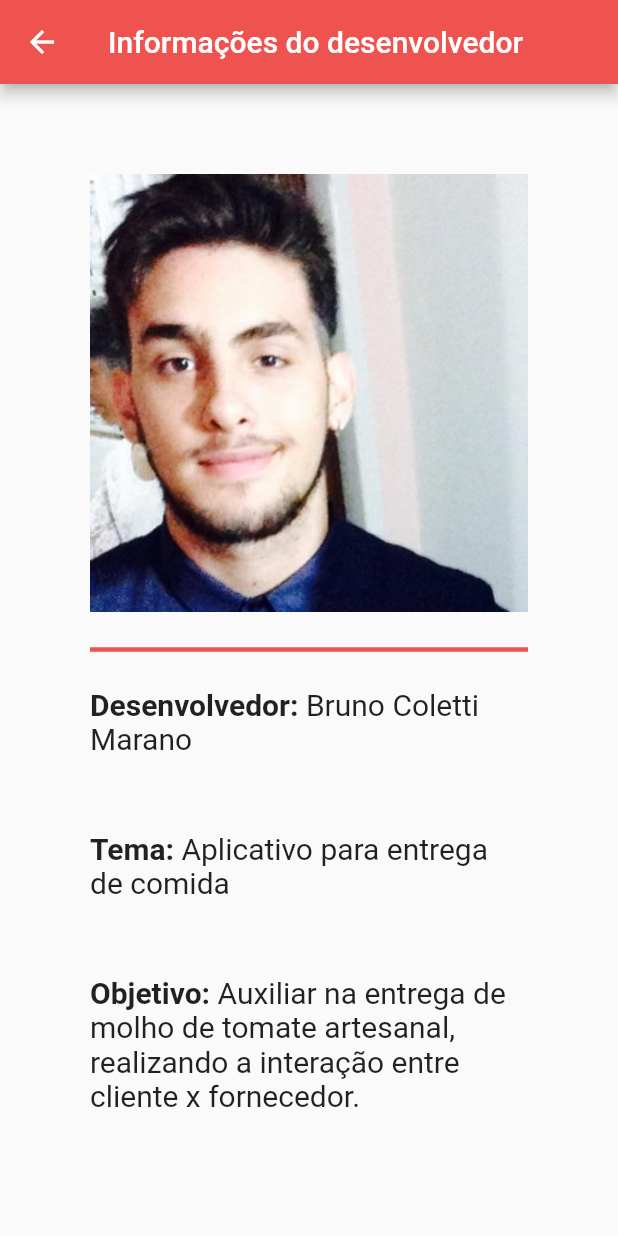
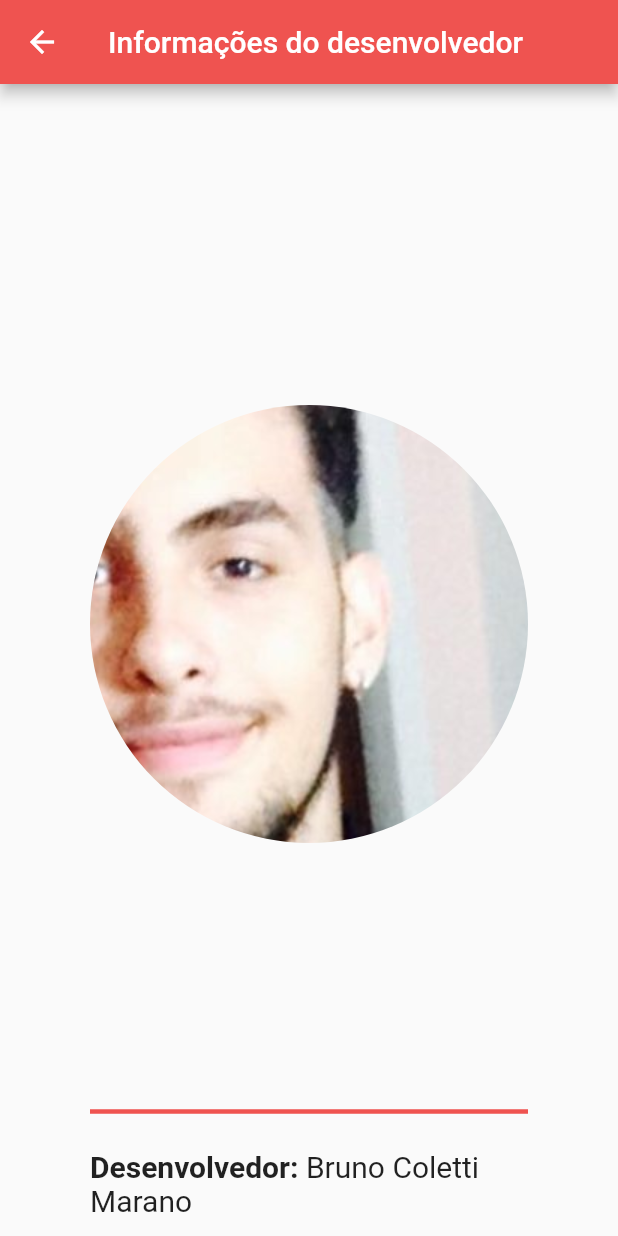
Before and after one commit to Bcol3/provaDispMoveis, a Flutter app: the Info screen opened by its route, on a phone screen of 412 x 824 dp. Run offline on Flutter 3.47's test engine with Material 2 defaults, Android fonts, the phone set to English and light mode, and no system bars.

Commit message:
Segundo commit

```diff
--- a/lib/main.dart
+++ b/lib/main.dart
@@ -57,7 +57,24 @@ class _LoginState extends State<Login> {
           child: Column(
             crossAxisAlignment: CrossAxisAlignment.stretch,
             children: [
-              //Image.asset("imagens/bruno.jpg"),
+              Container(
+                height: 350,
+                decoration: BoxDecoration(
+                  border: Border.all(
+                    color: Colors.white,
+                    style: BorderStyle.solid,
+                    width: 5
+                  ),
+                  shape: BoxShape.circle,
+                  image: DecorationImage(
+                    image: AssetImage("imagens/Molho.jpg"),
+
+                    //fit: BoxFit.fill,
+
+                  )
+                ),
+                //child: Image.asset(,)
+              ),
 
               Divider(
                 height: 100,
@@ -377,7 +394,18 @@ class Info extends StatelessWidget {
         padding: EdgeInsets.all(60),
         child: Column(
           children: <Widget>[
-          Image.asset("imagens/bruno.jpg"),
+          Container(
+            height: 600,
+            decoration: BoxDecoration(
+              shape: BoxShape.circle,
+              image: DecorationImage(
+              image: AssetImage("imagens/bruno.jpg"),
+              fit: BoxFit.none
+              ),
+              ),
+            ),
+
+
 
           Divider(
             color: Colors.red[400],
--- a/pubspec.yaml
+++ b/pubspec.yaml
@@ -45,7 +45,7 @@ flutter:
   uses-material-design: true
 
   assets:
-    - imagens/bruno.jpg
+    - imagens/
   # To add assets to your application, add an assets section, like this:
   # assets:
   #   - images/a_dot_burr.jpeg
```
